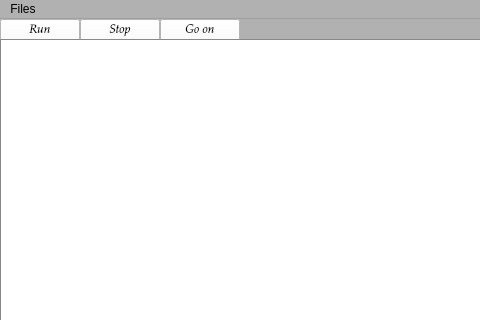
This is Proyecto1_C/interface.ui in JoseK21/C- as Qt 5 draws it before an edit; both pictures show x 0 to 480 and y 0 to 320 of the 1364 by 736 pixel window. The edited form follows.
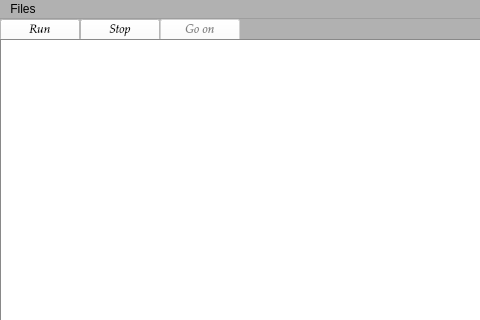
This is the edited form. Icons and pictures are not drawn.

What changed in the file:
```diff
--- a/Proyecto1_C/interface.ui
+++ b/Proyecto1_C/interface.ui
@@ -1429,6 +1429,9 @@
     </property>
    </widget>
    <widget class="QPushButton" name="GoOn">
+    <property name="enabled">
+     <bool>false</bool>
+    </property>
     <property name="geometry">
      <rect>
       <x>160</x>
```
